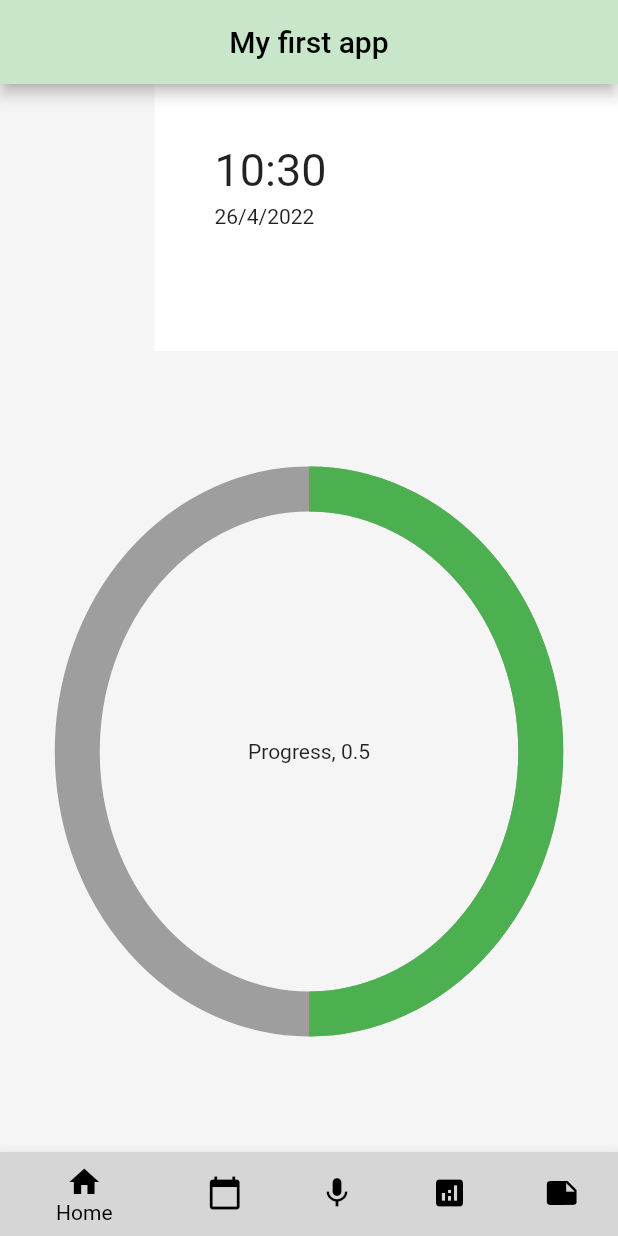
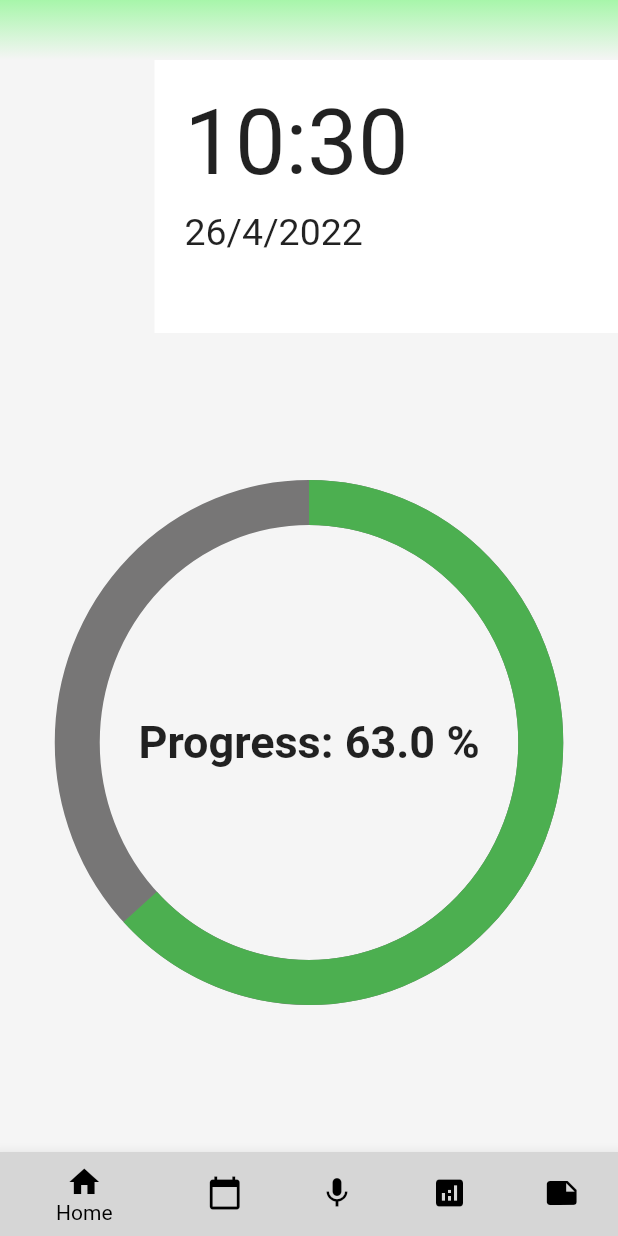
Before and after one commit to SaraFFdez/FYP_ChronicDiseaseApp, a Flutter app: the screen it shows after launch, on a phone screen of 412 x 824 dp. Run offline on Flutter 3.47's test engine with Material 2 defaults, Android fonts, the phone set to English and light mode, and no system bars.

Commit message:
home page mvp done (visual)

```diff
--- a/flutterfrontend/lib/screens/home_page.dart
+++ b/flutterfrontend/lib/screens/home_page.dart
@@ -12,7 +12,8 @@ class _HomePageState extends State<HomePage> {
   String _timeString = "00:00";
   String _dateString = "00/00/00";
   late Timer _timer;
-  double _progressValue = 0.5;
+  double _progressValue = 0.63;
+  double _progressValuePercent = 63.0;
 
   String getCorrectTime() {
     String minutes = "";
@@ -62,17 +63,22 @@ class _HomePageState extends State<HomePage> {
   Widget build(BuildContext context) {
     return Scaffold(
       backgroundColor: Colors.grey[100],
-      appBar: AppBar(
-        title: const Text(
-          "My first app",
-          style: TextStyle(color: Colors.black),
-        ),
-        centerTitle: true,
-        backgroundColor: Colors.green[100],
-      ),
       body: Column(
           //crossAxisAlignment: CrossAxisAlignment.stretch,
           children: [
+            SizedBox(
+              height: 40.0,
+              child: Container(
+                  decoration: const BoxDecoration(
+                      gradient: LinearGradient(
+                begin: Alignment.topCenter,
+                end: Alignment.bottomCenter,
+                colors: [
+                  Color.fromARGB(255, 167, 246, 170),
+                  Color(0xFFF5F5F5),
+                ],
+              ))),
+            ),
             Expanded(
                 flex: 1,
                 child: Row(
@@ -84,7 +90,7 @@ class _HomePageState extends State<HomePage> {
                     Expanded(
                       flex: 3,
                       child: Container(
-                        padding: const EdgeInsets.all(40),
+                        padding: const EdgeInsets.all(20),
                         color: Colors.white,
                         child: Column(
                             crossAxisAlignment: CrossAxisAlignment.start,
@@ -92,10 +98,11 @@ class _HomePageState extends State<HomePage> {
                               Text(
                                 _timeString,
                                 style: const TextStyle(
-                                    fontSize: 30), //change the font later
+                                    fontSize: 60), //change the font later
                               ),
-                              const SizedBox(height: 5.0),
-                              Text(_dateString)
+                              const SizedBox(height: 10.0),
+                              Text(_dateString,
+                                  style: const TextStyle(fontSize: 25))
                             ]), //if we find a way to center this in the row, yay
                       ),
                     ),
@@ -115,11 +122,12 @@ class _HomePageState extends State<HomePage> {
                               children: [
                                 Center(
                                   child: SizedBox(
-                                    height: 350.0,
-                                    width: 350.0,
+                                    height: 320.0,
+                                    width: 320.0,
                                     child: CircularProgressIndicator(
                                       value: _progressValue,
-                                      backgroundColor: Colors.grey,
+                                      backgroundColor: const Color.fromARGB(
+                                          255, 119, 118, 118),
                                       valueColor:
                                           const AlwaysStoppedAnimation<Color>(
                                               Colors.green),
@@ -127,7 +135,13 @@ class _HomePageState extends State<HomePage> {
                                     ),
                                   ),
                                 ),
-                                Center(child: Text("Progress, $_progressValue"))
+                                Center(
+                                    child: Text(
+                                  "Progress: $_progressValuePercent %",
+                                  style: const TextStyle(
+                                      fontSize: 30,
+                                      fontWeight: FontWeight.bold),
+                                ))
                               ],
                             ))),
                     const Expanded(flex: 1, child: SizedBox()),
```
